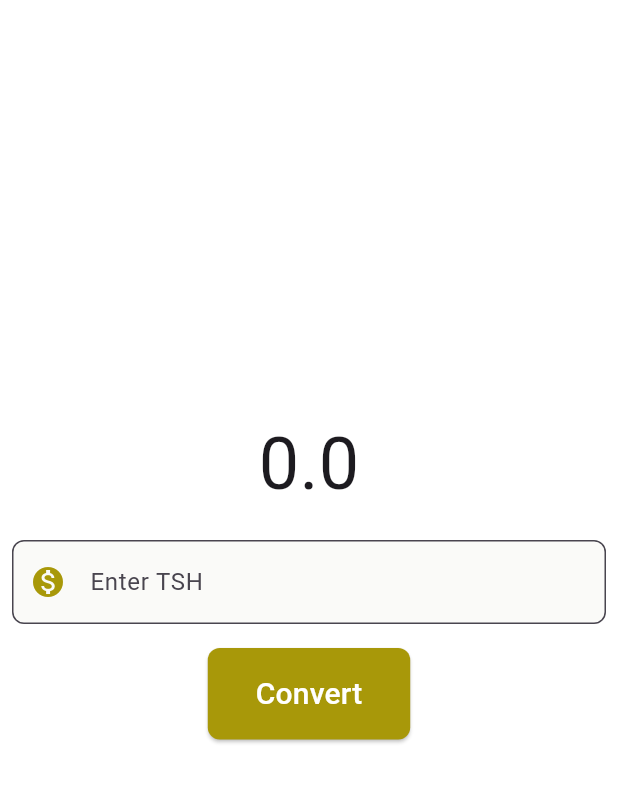
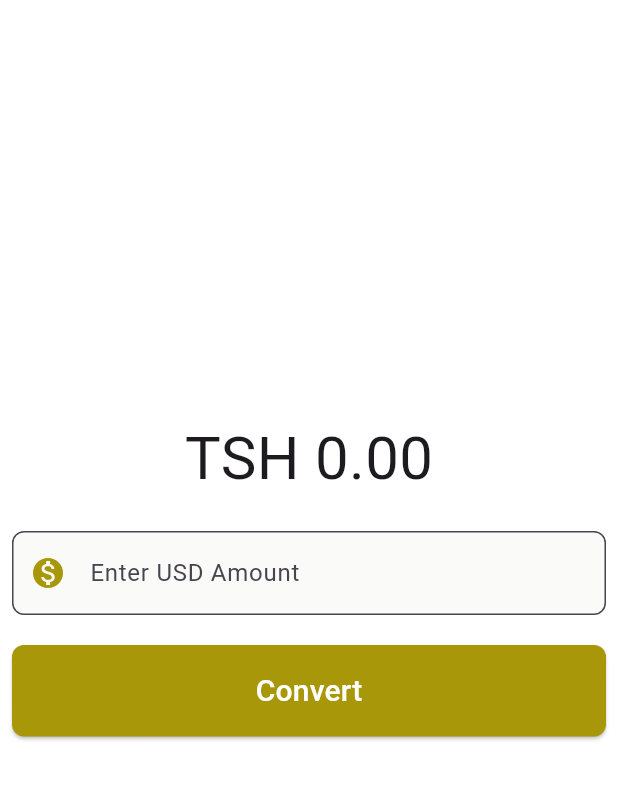
Before and after one commit to Denisjuma/currency-converter-app, a Flutter app: the screen it shows after launch, after a tap on "Convert", on a phone screen of 412 x 824 dp, the part 84-887 px from its top. Run offline on Flutter 3.47's test engine with Material 3 defaults, Android fonts, the phone set to English and light mode, and no system bars; network calls fail.

```diff
--- a/currency_converter/lib/currency_converter_home.dart
+++ b/currency_converter/lib/currency_converter_home.dart
@@ -1,10 +1,67 @@
 import 'package:flutter/material.dart';
-class CurrencyConverterHome extends StatelessWidget{
-     const  CurrencyConverterHome({super.key});
+import 'package:http/http.dart' as http;
+import 'dart:convert';
+
+class CurrencyConverterHomePage extends StatefulWidget {
+  const CurrencyConverterHomePage({super.key});
 
   @override
-      Widget build(BuildContext context){
-        return  Scaffold(
+  State<CurrencyConverterHomePage> createState() =>
+      CurrencyConverterHomePageState();
+}
+
+class CurrencyConverterHomePageState extends State<CurrencyConverterHomePage> {
+  final TextEditingController amountController = TextEditingController();
+  final apiKey = '8fb6bdcef66c42819b2612d1fe56e5ed';
+
+  double result = 0;
+  double tzsRate = 0;
+  void convert() {
+    if (amountController.text.isNotEmpty && tzsRate > 0) {
+      // Tumia tzsRate halisi tuliyoipata kutoka API
+      result = (double.parse(amountController.text) * tzsRate);
+    } else {
+      // Acha mtumiaji ajue rate haijapatikana bado au input ni batili
+      result = 0.0;
+      print("Cannot convert. Rate is missing or amount is empty.");
+    }
+    setState(() {});
+    amountController.clear();
+  }
+
+  Future<void> apiData() async {
+    final url = Uri.parse(
+      'https://api.currencyfreaks.com/v2.0/rates/latest?apikey=$apiKey',
+    );
+    final response = await http.get(url);
+    if (response.statusCode == 200) {
+         Map<String, dynamic> jsonResponse = jsonDecode(response.body);
+         Map<String, dynamic> rates = jsonResponse['rates'];
+     if (rates.containsKey('TZS')){
+         tzsRate = double.parse(rates['TZS']);
+        print('Current TZS Rate: $tzsRate');
+        setState(() {});
+      }
+    } else {
+      throw Exception('Failed to load data');
+    }
+  }
+
+  @override
+  void initState() {
+    super.initState();
+    apiData();
+  }
+
+  @override
+  void dispose() {
+    amountController.dispose();
+    super.dispose();
+  }
+
+  @override
+  Widget build(BuildContext context) {
+    return Scaffold(
       appBar: AppBar(
         title: Text('Currency Converter'),
         centerTitle: true,
@@ -12,46 +69,43 @@ class CurrencyConverterHome extends StatelessWidget{
         foregroundColor: Colors.white,
         //elevation: 0,
       ),
-            backgroundColor: const Color.fromARGB(255, 255, 255, 255) ,
+      backgroundColor: const Color.fromARGB(255, 255, 255, 255),
       body: Center(
+        child: Padding(
+          padding: const EdgeInsets.all(8.0),
           child: Column(
             mainAxisAlignment: MainAxisAlignment.center,
             children: [
-                  Padding(
-                    padding: const EdgeInsets.all(8.0),
-                    child: Text('0.0', style: TextStyle(fontSize: 48)),
-                  ),
-                  Padding(
-                    padding: const EdgeInsets.all(8.0),
-                    child: TextField(
+              Text('TSH ${result.toStringAsFixed(2)}', style: TextStyle(fontSize: 40)),
+              const SizedBox(height: 20),
+              TextField(
+                controller: amountController,
                 decoration: InputDecoration(
-                        label: Text("Enter TSH"),
-                        hintText:"Input amount in TSH",
-                        prefixIcon: Icon(Icons.monetization_on,
-                        color: const Color.fromARGB(255, 168, 152, 9)
+                  label: Text("Enter USD Amount"),
+                  hintText: "Input amount in USD",
+                  prefixIcon: Icon(
+                    Icons.monetization_on,
+                    color: const Color.fromARGB(255, 168, 152, 9),
                   ),
                   filled: true,
-                        fillColor: const Color.fromARGB(255, 250, 250, 248) ,
+                  fillColor: const Color.fromARGB(255, 250, 250, 248),
                   border: OutlineInputBorder(
                     borderRadius: BorderRadius.circular(8),
-                          borderSide: BorderSide(
-                            width: 2.0,
-                          ),
+                    borderSide: BorderSide(width: 2.0),
                   ),
                 ),
                 keyboardType: TextInputType.number,
               ),
-                  ),
-                  Padding(
-                    padding: const EdgeInsets.all(8.0),
-                    child: ElevatedButton(
-                      onPressed: () {},
+              const SizedBox(height: 20),
+              ElevatedButton(
+                onPressed: convert,
                 style: ElevatedButton.styleFrom(
                   backgroundColor: const Color.fromARGB(255, 168, 152, 9),
                   padding: const EdgeInsets.symmetric(
                     horizontal: 32,
                     vertical: 16,
                   ),
+                  minimumSize: const Size(double.infinity, 50),
                   shape: RoundedRectangleBorder(
                     borderRadius: BorderRadius.circular(8),
                   ),
@@ -61,9 +115,8 @@ class CurrencyConverterHome extends StatelessWidget{
                   style: TextStyle(fontSize: 20, color: Colors.white),
                 ),
               ),
+            ],
           ),
-
-                ],
         ),
       ),
     );
--- a/currency_converter/lib/main.dart
+++ b/currency_converter/lib/main.dart
@@ -10,7 +10,7 @@ class MyApp extends StatelessWidget {
   @override
   Widget build(BuildContext contest){
     return MaterialApp(
-      home: CurrencyConverterHome(),
+      home: CurrencyConverterHomePage(),
       debugShowCheckedModeBanner: false,
     );
   }
```
Also changed, not shown: currency_converter/pubspec.yaml (+11 -0 lines), currency_converter/assets/images/icon.jpg (added), currency_converter/pubspec.lock, 29 other files. Lines whose indentation alone changed are shown as unchanged.
